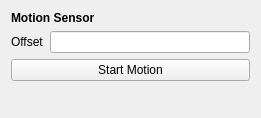
pzaffino/SlicerArduinoController, file ArduinoMotionSensor/Resources/UI/ArduinoMotionSensor.ui: the form before one commit.
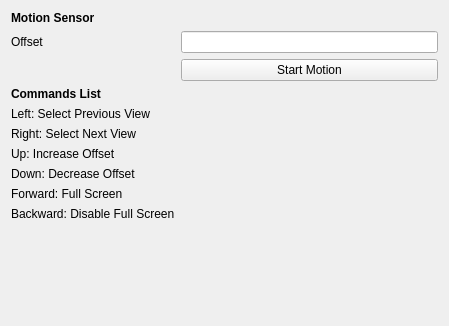
The form after the commit.

Diff of the .ui file:
```diff
--- a/ArduinoMotionSensor/Resources/UI/ArduinoMotionSensor.ui
+++ b/ArduinoMotionSensor/Resources/UI/ArduinoMotionSensor.ui
@@ -6,8 +6,8 @@
    <rect>
     <x>0</x>
     <y>0</y>
-    <width>261</width>
-    <height>118</height>
+    <width>449</width>
+    <height>326</height>
    </rect>
   </property>
   <layout class="QFormLayout" name="formLayout">
@@ -24,21 +24,63 @@
      </property>
     </widget>
    </item>
-   <item row="1" column="0">
+   <item row="2" column="0">
     <widget class="QLabel" name="labelOffset">
      <property name="text">
       <string>Offset</string>
      </property>
     </widget>
    </item>
-   <item row="1" column="1">
+   <item row="2" column="1">
     <widget class="QLineEdit" name="offsetText">
      <property name="alignment">
       <set>Qt::AlignRight|Qt::AlignTrailing|Qt::AlignVCenter</set>
      </property>
     </widget>
    </item>
-   <item row="4" column="0" colspan="2">
+   <item row="15" column="0">
+    <widget class="QLabel" name="label">
+     <property name="text">
+      <string>Left: Select Previous View</string>
+     </property>
+    </widget>
+   </item>
+   <item row="16" column="0">
+    <widget class="QLabel" name="label_2">
+     <property name="text">
+      <string>Right: Select Next View</string>
+     </property>
+    </widget>
+   </item>
+   <item row="17" column="0">
+    <widget class="QLabel" name="label_3">
+     <property name="text">
+      <string>Up: Increase Offset</string>
+     </property>
+    </widget>
+   </item>
+   <item row="18" column="0">
+    <widget class="QLabel" name="label_4">
+     <property name="text">
+      <string>Down: Decrease Offset</string>
+     </property>
+    </widget>
+   </item>
+   <item row="19" column="0">
+    <widget class="QLabel" name="label_5">
+     <property name="text">
+      <string>Forward: Full Screen</string>
+     </property>
+    </widget>
+   </item>
+   <item row="20" column="0">
+    <widget class="QLabel" name="label_6">
+     <property name="text">
+      <string>Backward: Disable Full Screen</string>
+     </property>
+    </widget>
+   </item>
+   <item row="4" column="1">
     <widget class="QPushButton" name="startButton">
      <property name="enabled">
       <bool>true</bool>
@@ -69,6 +111,19 @@
      </property>
     </widget>
    </item>
+   <item row="13" column="0">
+    <widget class="QLabel" name="label_7">
+     <property name="font">
+      <font>
+       <weight>75</weight>
+       <bold>true</bold>
+      </font>
+     </property>
+     <property name="text">
+      <string>Commands List</string>
+     </property>
+    </widget>
+   </item>
   </layout>
  </widget>
  <resources/>
```
